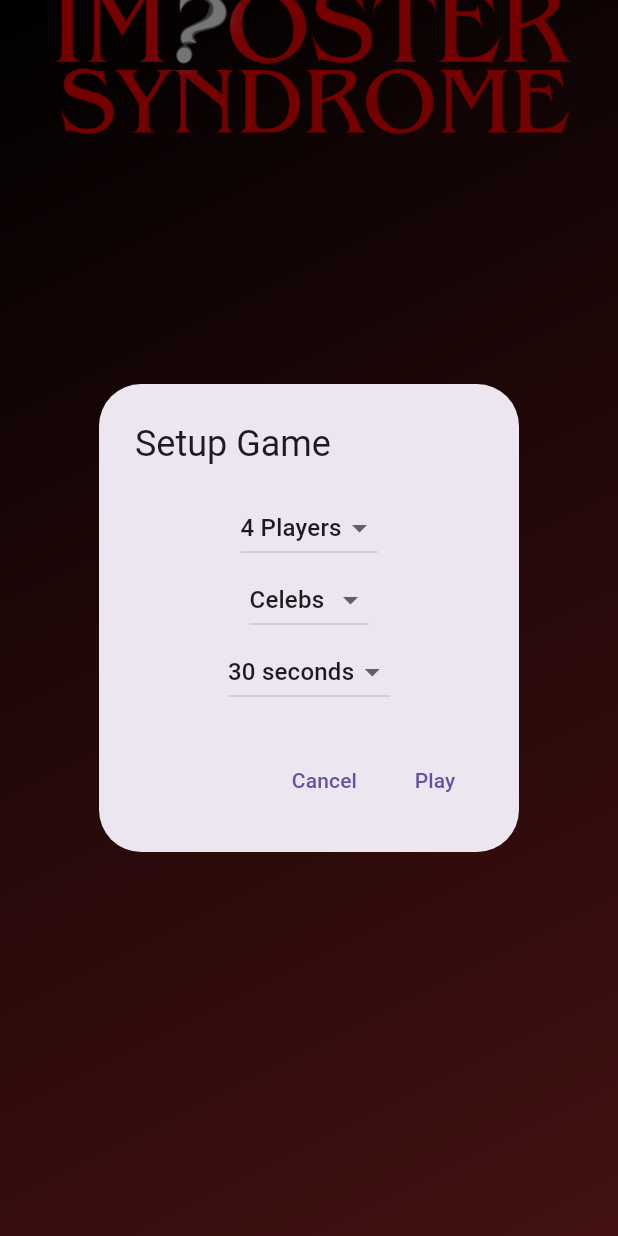
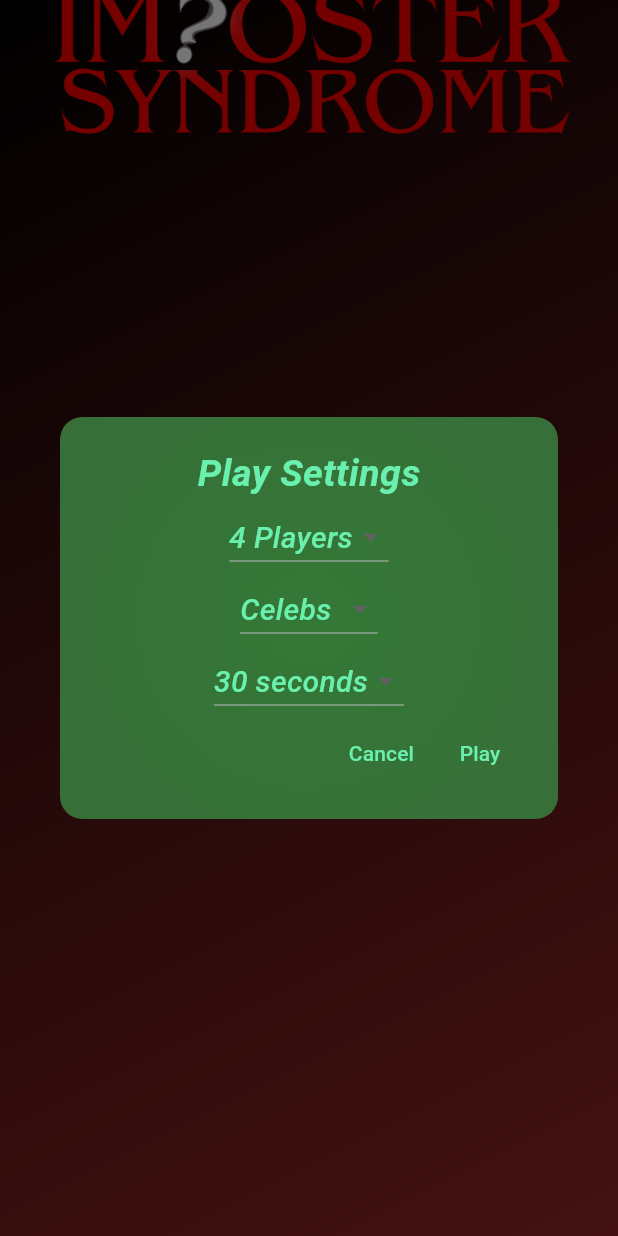
Before and after one commit to pranjalchaplot/ImposterSyndrome, a Flutter app: the screen it shows after launch, after a tap on "Play Offline", on a phone screen of 412 x 824 dp. Run offline on Flutter 3.47's test engine with Material 3 defaults, Android fonts, the phone set to English and light mode, and no system bars; our stand-ins replace flip_card, google_fonts.

Commit message:
ui changes ++

```diff
--- a/lib/app_configs.dart
+++ b/lib/app_configs.dart
@@ -14,10 +14,22 @@ class AppConfigs {
     childAspectRatio: 0.69,
   );
 
+  static RadialGradient popUpDisplayGradient = const RadialGradient(
+    colors: [
+      Color.fromARGB(255, 52, 120, 54),
+      Color.fromARGB(255, 69, 69, 69),
+    ],
+    // begin: Alignment.topLeft,
+    // end: Alignment.bottomRight,
+    focal: Alignment.center,
+    tileMode: TileMode.decal,
+    radius: 4,
+  );
+
   static LinearGradient gameBackgroundGradient = const LinearGradient(
     colors: [
-      Color.fromARGB(255, 0, 0, 0), // Start color
-      Color.fromARGB(217, 128, 0, 0), // End color
+      Color.fromARGB(255, 0, 0, 0),
+      Color.fromARGB(217, 128, 0, 0),
     ],
     begin: Alignment.topLeft,
     end: Alignment.bottomRight,
@@ -74,6 +86,13 @@ class AppConfigs {
     fontWeight: FontWeight.bold,
   );
 
+  static TextStyle playStageCardFrontTextStyle = GoogleFonts.ubuntu(
+      textStyle: const TextStyle(
+    color: Colors.white,
+    fontSize: 20,
+    fontWeight: FontWeight.bold,
+  ));
+
   static TextStyle selectionStageFrontCardTextStyle = const TextStyle(
     fontFamily: 'ITCBenguiat',
     fontSize: 90,
@@ -88,12 +107,33 @@ class AppConfigs {
   static Color warningSnackBarBG = Colors.black;
   static Duration popupDisplayDelay = const Duration(seconds: 1);
 
+  static const TextStyle popUpDisplayButtonTS = TextStyle(
+    color: Colors.greenAccent,
+  );
+
+  static const TextStyle popUpDisplayTitleTS = TextStyle(
+    color: Colors.greenAccent,
+    fontWeight: FontWeight.bold,
+    fontStyle: FontStyle.italic,
+    fontSize: 25,
+  );
+
+  static const TextStyle popUpDisplayMenuTS = TextStyle(
+    color: Colors.greenAccent,
+    fontStyle: FontStyle.italic,
+    fontSize: 20,
+  );
+
   static SnackBar flipSelfCardWarning() {
     return warningSnackBar("Fold Your Card After Seeing🙏");
   }
 
   static SnackBar flipEliminatedCardWarning() {
     return warningSnackBar("Vote Other Card");
+  }
+
+  static SnackBar flipSelectedCardWarning() {
+    return warningSnackBar("Select Other Card");
   }
 
   static SnackBar warningSnackBar(String text) {
--- a/lib/home_page.dart
+++ b/lib/home_page.dart
@@ -1,4 +1,5 @@
 import 'package:flutter/material.dart';
+import 'package:google_fonts/google_fonts.dart';
 import './app_configs.dart';
 import './services/dialogs.dart';
 
@@ -25,7 +26,18 @@ class HomeScreen extends StatelessWidget {
               onPressed: () {
                 GameDialogs.showOfflinePlayDialog(context);
               },
-              child: const Text("Play Offline"),
+              style: const ButtonStyle(
+                backgroundColor: WidgetStateColor.transparent,
+              ),
+              child: Text(
+                "Play Offline",
+                style: GoogleFonts.poppins(
+                    textStyle: const TextStyle(
+                  fontWeight: FontWeight.w800,
+                  fontStyle: FontStyle.italic,
+                  color: Colors.redAccent,
+                )),
+              ),
             ),
           ],
         ),
--- a/lib/services/dialogs.dart
+++ b/lib/services/dialogs.dart
@@ -1,5 +1,6 @@
 import 'package:flutter/material.dart';
 import 'package:imposter_syndrome_game/app_configs.dart';
+import 'package:imposter_syndrome_game/widgets/show_dialog_box.dart';
 import 'package:provider/provider.dart';
 import '../providers/game_provider.dart';
 import '../screens/off_play.dart';
@@ -91,36 +92,18 @@ class GameDialogs {
     showDialog(
       context: context,
       builder: (BuildContext context) {
-        return Dialog(
-          backgroundColor: Colors.transparent,
-          child: Container(
-            decoration: BoxDecoration(
-              gradient: const LinearGradient(
-                colors: [
-                  Color.fromARGB(255, 18, 207, 22), // Start color
-                  Color.fromARGB(255, 31, 191, 124), // End color
-                ],
-                begin: Alignment.topLeft,
-                end: Alignment.bottomRight,
-              ),
-              // color: const Color.fromARGB(255, 210, 209, 209).withOpacity(0.6),
-              borderRadius: BorderRadius.circular(15),
-            ),
-            padding: const EdgeInsets.all(20),
-            child: Column(
+        return ShowDialogBox(
+            showDialogChild: Column(
           mainAxisSize: MainAxisSize.min,
           children: [
             const Text(
               'Find The ${AppConfigs.imposterString} 🕵️',
-                  style: TextStyle(
-                    fontSize: 20,
-                    fontWeight: FontWeight.bold,
-                  ),
+              style: AppConfigs.popUpDisplayTitleTS,
             ),
             const SizedBox(height: 10),
             Text(
               'Category: $category\nRound Length: $roundLength\nTotal Players: $totalPlayers',
-                  style: const TextStyle(fontSize: 16),
+              style: AppConfigs.popUpDisplayMenuTS,
             ),
             const SizedBox(height: 20),
             TextButton(
@@ -128,12 +111,13 @@ class GameDialogs {
                 Navigator.of(context).pop();
                 startTimer();
               },
-                  child: const Text('Let\'s Begin the Game!'),
+              child: const Text(
+                'Let\'s Begin the Game!',
+                style: AppConfigs.popUpDisplayButtonTS,
+              ),
             ),
           ],
-            ),
-          ),
-        );
+        ));
       },
     );
   }
@@ -142,18 +126,21 @@ class GameDialogs {
     showDialog(
       context: context,
       builder: (BuildContext context) {
-        //Set this defaults in app configs
+        // Set these defaults in app configs
         int selectedPlayers = 4;
         String selectedCategory = 'Celebs';
         String selectedRoundLength = '30 seconds';
 
         return StatefulBuilder(
           builder: (BuildContext context, StateSetter setState) {
-            return AlertDialog(
-              title: const Text('Setup Game'),
-              content: Column(
+            return ShowDialogBox(
+              showDialogChild: Column(
                 mainAxisSize: MainAxisSize.min,
                 children: [
+                  const Text(
+                    "Play Settings",
+                    style: AppConfigs.popUpDisplayTitleTS,
+                  ),
                   DropdownButton<int>(
                     value: selectedPlayers,
                     onChanged: (int? newValue) {
@@ -167,7 +154,10 @@ class GameDialogs {
                         .map<DropdownMenuItem<int>>((int value) {
                       return DropdownMenuItem<int>(
                         value: value,
-                        child: Text('$value Players'),
+                        child: Text(
+                          '$value Players',
+                          style: AppConfigs.popUpDisplayMenuTS,
+                        ),
                       );
                     }).toList(),
                   ),
@@ -184,7 +174,10 @@ class GameDialogs {
                         .map<DropdownMenuItem<String>>((String value) {
                       return DropdownMenuItem<String>(
                         value: value,
-                        child: Text(value),
+                        child: Text(
+                          value,
+                          style: AppConfigs.popUpDisplayMenuTS,
+                        ),
                       );
                     }).toList(),
                   ),
@@ -201,18 +194,24 @@ class GameDialogs {
                         .map<DropdownMenuItem<String>>((String value) {
                       return DropdownMenuItem<String>(
                         value: value,
-                        child: Text(value),
+                        child: Text(
+                          value,
+                          style: AppConfigs.popUpDisplayMenuTS,
+                        ),
                       );
                     }).toList(),
                   ),
-                ],
-              ),
-              actions: [
+                  Row(
+                    mainAxisAlignment: MainAxisAlignment.end,
+                    children: [
                       TextButton(
                         onPressed: () {
                           Navigator.of(context).pop();
                         },
-                  child: const Text('Cancel'),
+                        child: const Text(
+                          'Cancel',
+                          style: AppConfigs.popUpDisplayButtonTS,
+                        ),
                       ),
                       TextButton(
                         onPressed: () {
@@ -227,9 +226,15 @@ class GameDialogs {
                             ),
                           );
                         },
-                  child: const Text('Play'),
+                        child: const Text(
+                          'Play',
+                          style: AppConfigs.popUpDisplayButtonTS,
+                        ),
                       ),
                     ],
+                  ),
+                ],
+              ),
             );
           },
         );
@@ -258,7 +263,7 @@ class GameDialogs {
                 mainAxisSize: MainAxisSize.min,
                 children: [
                   const Text(
-                    'Enter Username',
+                    'Enter Player Name',
                     style: TextStyle(
                       fontSize: 20,
                       fontWeight: FontWeight.bold,
@@ -268,7 +273,7 @@ class GameDialogs {
                   TextFormField(
                     controller: controller,
                     decoration: const InputDecoration(
-                      labelText: 'Username',
+                      labelText: 'Player Name',
                       border: OutlineInputBorder(),
                     ),
                     validator: (value) {
--- a/lib/widgets/face_card.dart
+++ b/lib/widgets/face_card.dart
@@ -69,7 +69,21 @@ class _FaceCardState extends State<FaceCard> {
       }
     } else if (currentStage == GameStageEnum.playStage) {
       if (widget._isFrontFace) {
-        //
+        return Column(
+            mainAxisAlignment: MainAxisAlignment.spaceEvenly,
+            children: [
+              const SizedBox(
+                child: Text(
+                  "🎯",
+                  style: TextStyle(fontSize: 69),
+                ),
+              ),
+              Text(
+                widget._faceText,
+                style: AppConfigs.playStageCardFrontTextStyle,
+                textAlign: TextAlign.center,
+              )
+            ]);
       } else if (!isImposter) {
         return Column(
             mainAxisAlignment: MainAxisAlignment.spaceEvenly,
--- /dev/null
+++ b/lib/widgets/show_dialog_box.dart
@@ -0,0 +1,27 @@
+import 'package:flutter/material.dart';
+
+import '../app_configs.dart';
+
+class ShowDialogBox extends StatefulWidget {
+  final Widget showDialogChild;
+  const ShowDialogBox({super.key, required this.showDialogChild});
+
+  @override
+  State<ShowDialogBox> createState() => _ShowDialogBoxState();
+}
+
+class _ShowDialogBoxState extends State<ShowDialogBox> {
+  @override
+  Widget build(BuildContext context) {
+    return Dialog(
+        backgroundColor: Colors.transparent,
+        child: Container(
+          decoration: BoxDecoration(
+            gradient: AppConfigs.popUpDisplayGradient,
+            borderRadius: BorderRadius.circular(15),
+          ),
+          padding: const EdgeInsets.all(20),
+          child: widget.showDialogChild,
+        ));
+  }
+}
```
Lines whose indentation alone changed are shown as unchanged.
